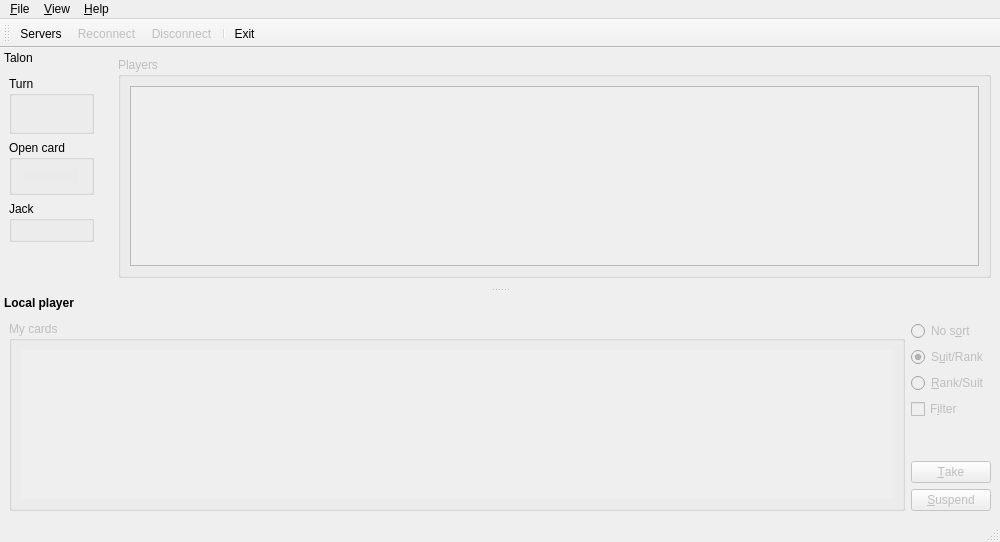
The window that src/mainwindow.ui (velnias75/NetMauMau-Qt-Client) describes before a commit, drawn with Qt 5.
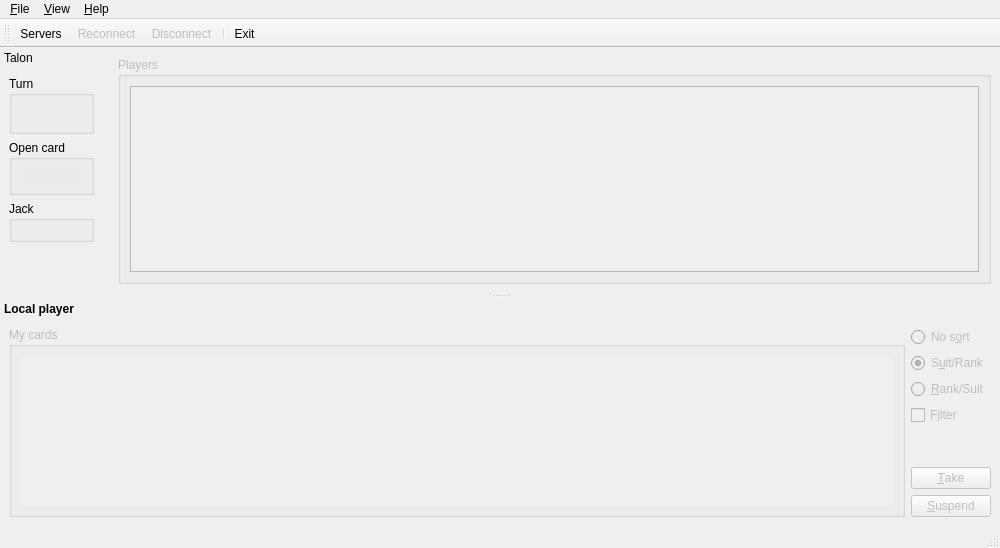
The same window after the commit. Icons and pictures are not drawn. Custom widgets are drawn as their Qt base class.

```diff
--- a/src/mainwindow.ui
+++ b/src/mainwindow.ui
@@ -8,7 +8,7 @@
     <x>0</x>
     <y>0</y>
     <width>1000</width>
-    <height>542</height>
+    <height>548</height>
    </rect>
   </property>
   <property name="windowTitle">
```
Left out of the diff: 10 changed lines with no effect on the pictures.
